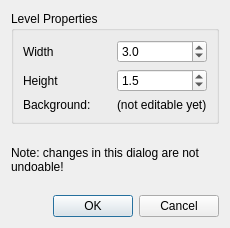
This is src/view/EditLevelProperties.ui in the-butterfly-effect/tbe as Qt 5 draws it before an edit. The edited form follows.
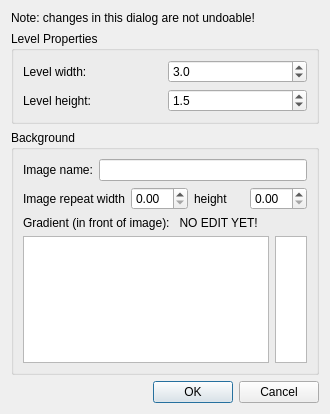
This is the edited form.

```diff
--- a/src/view/EditLevelProperties.ui
+++ b/src/view/EditLevelProperties.ui
@@ -6,14 +6,24 @@
    <rect>
     <x>0</x>
     <y>0</y>
-    <width>230</width>
-    <height>228</height>
+    <width>330</width>
+    <height>414</height>
    </rect>
   </property>
   <property name="windowTitle">
    <string>Dialog</string>
   </property>
-  <layout class="QVBoxLayout" name="verticalLayout">
+  <layout class="QVBoxLayout" name="verticalLayout_2">
+   <item>
+    <widget class="QLabel" name="label_5">
+     <property name="text">
+      <string>Note: changes in this dialog are not undoable!</string>
+     </property>
+     <property name="wordWrap">
+      <bool>true</bool>
+     </property>
+    </widget>
+   </item>
    <item>
     <widget class="QGroupBox" name="groupBox">
      <property name="title">
@@ -23,7 +33,7 @@
       <item row="0" column="0">
        <widget class="QLabel" name="label">
         <property name="text">
-         <string>Width</string>
+         <string>Level width:</string>
         </property>
        </widget>
       </item>
@@ -49,7 +59,7 @@
       <item row="1" column="0">
        <widget class="QLabel" name="label_2">
         <property name="text">
-         <string>Height</string>
+         <string>Level height:</string>
         </property>
        </widget>
       </item>
@@ -72,33 +82,117 @@
         </property>
        </widget>
       </item>
-      <item row="2" column="0">
-       <widget class="QLabel" name="label_3">
-        <property name="text">
-         <string>Background:</string>
-        </property>
-       </widget>
+     </layout>
+    </widget>
+   </item>
+   <item>
+    <widget class="QGroupBox" name="groupBox_2">
+     <property name="title">
+      <string>Background</string>
+     </property>
+     <layout class="QVBoxLayout" name="verticalLayout">
+      <item>
+       <layout class="QHBoxLayout" name="horizontalLayout">
+        <item>
+         <widget class="QLabel" name="label_3">
+          <property name="text">
+           <string>Image name:</string>
+          </property>
+         </widget>
+        </item>
+        <item>
+         <widget class="QLineEdit" name="lineEditImageName">
+          <property name="toolTip">
+           <string>Specify the image name here. Omit the extension. Any image within the level directory or the images directory will be found.</string>
+          </property>
+         </widget>
+        </item>
+       </layout>
       </item>
-      <item row="2" column="1">
+      <item>
+       <layout class="QHBoxLayout" name="horizontalLayout_3">
+        <item>
+         <widget class="QLabel" name="label_6">
+          <property name="text">
+           <string>Image repeat width</string>
+          </property>
+         </widget>
+        </item>
+        <item>
+         <widget class="QDoubleSpinBox" name="doubleSpinBoxHRepeat">
+          <property name="toolTip">
+           <string>The distance in which the image will repeat itself. use zero for no repeat - the image will be strechted to fit the level.</string>
+          </property>
+          <property name="whatsThis">
+           <string/>
+          </property>
+         </widget>
+        </item>
+        <item>
+         <widget class="QLabel" name="label_7">
+          <property name="text">
+           <string>height</string>
+          </property>
+         </widget>
+        </item>
+        <item>
+         <widget class="QDoubleSpinBox" name="doubleSpinBoxVRepeat">
+          <property name="toolTip">
+           <string>The distance in which the image will repeat itself vertically. use zero for no repeat - the image will be strechted to fit the level.</string>
+          </property>
+          <property name="whatsThis">
+           <string/>
+          </property>
+         </widget>
+        </item>
+       </layout>
+      </item>
+      <item>
        <widget class="QLabel" name="label_4">
         <property name="text">
-         <string>(not editable yet)</string>
+         <string>Gradient (in front of image):   NO EDIT YET!</string>
         </property>
        </widget>
       </item>
+      <item>
+       <layout class="QHBoxLayout" name="horizontalLayout_2">
+        <item>
+         <widget class="QTableWidget" name="tableWidget">
+          <property name="toolTip">
+           <string>This table defines the gradient of the background. Each line is a stop. You need at least two stops.</string>
+          </property>
+         </widget>
+        </item>
+        <item>
+         <widget class="QGraphicsView" name="gradientView">
+          <property name="sizePolicy">
+           <sizepolicy hsizetype="Fixed" vsizetype="Expanding">
+            <horstretch>0</horstretch>
+            <verstretch>0</verstretch>
+           </sizepolicy>
+          </property>
+          <property name="minimumSize">
+           <size>
+            <width>32</width>
+            <height>0</height>
+           </size>
+          </property>
+          <property name="maximumSize">
+           <size>
+            <width>32</width>
+            <height>16777215</height>
+           </size>
+          </property>
+          <property name="toolTip">
+           <string>The resulting gradient is shown here</string>
+          </property>
+         </widget>
+        </item>
+       </layout>
+      </item>
      </layout>
     </widget>
    </item>
-   <item>
-    <widget class="QLabel" name="label_5">
-     <property name="text">
-      <string>Note: changes in this dialog are not undoable!</string>
-     </property>
-     <property name="wordWrap">
-      <bool>true</bool>
-     </property>
-    </widget>
-   </item>
    <item>
     <widget class="QDialogButtonBox" name="buttonBox">
      <property name="orientation">
```
Left out of the diff: 12 changed lines with no effect on the pictures.
